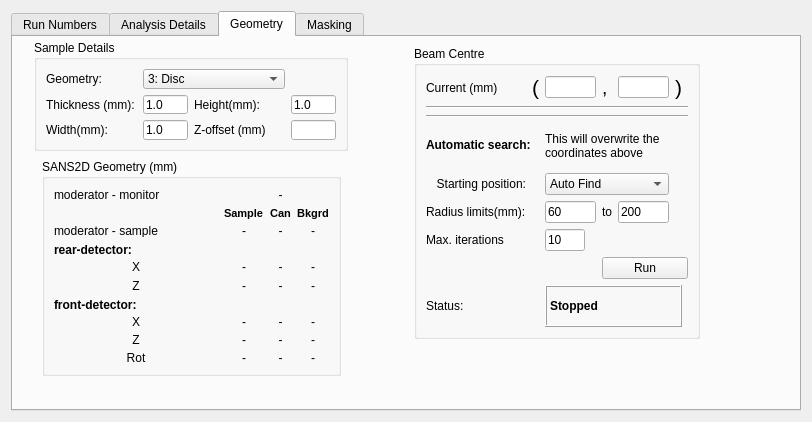
Before: the Qt Designer form Code/qtiplot/MantidQt/CustomInterfaces/inc/SANSRunWindow.ui in mantidproject/mantid, drawn with Qt 5.
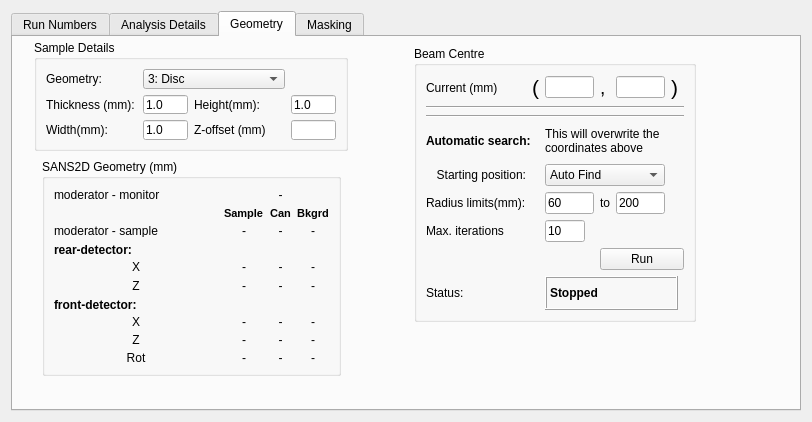
After: the same form once the commit is applied. The open tabs and pages were chosen to show the change.

The edit to the form file:
```diff
--- a/Code/qtiplot/MantidQt/CustomInterfaces/inc/SANSRunWindow.ui
+++ b/Code/qtiplot/MantidQt/CustomInterfaces/inc/SANSRunWindow.ui
@@ -1568,8 +1568,8 @@
         <rect>
          <x>401</x>
          <y>9</y>
-         <width>286</width>
-         <height>293</height>
+         <width>282</width>
+         <height>276</height>
         </rect>
        </property>
        <property name="title" >
```
